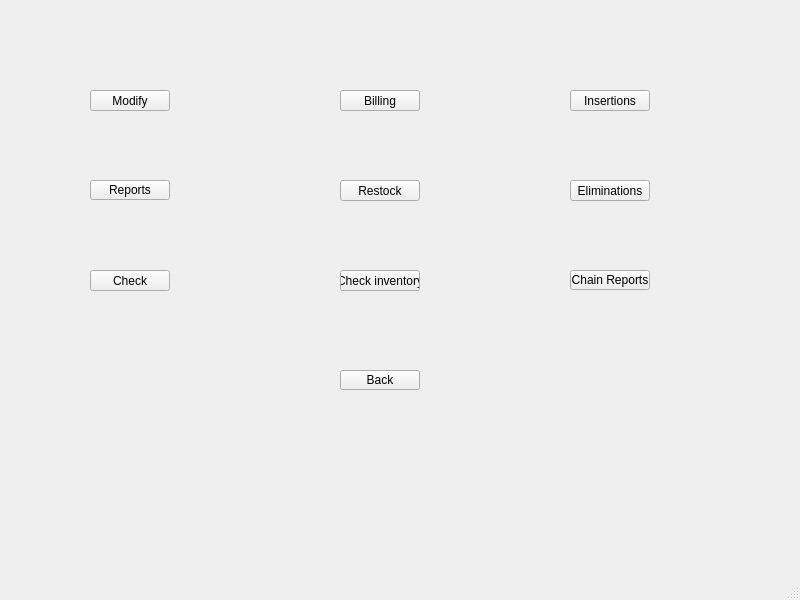
First picture: the form in Admin/menu.ui, repository Corne1401/StrucProject3, before the edit.
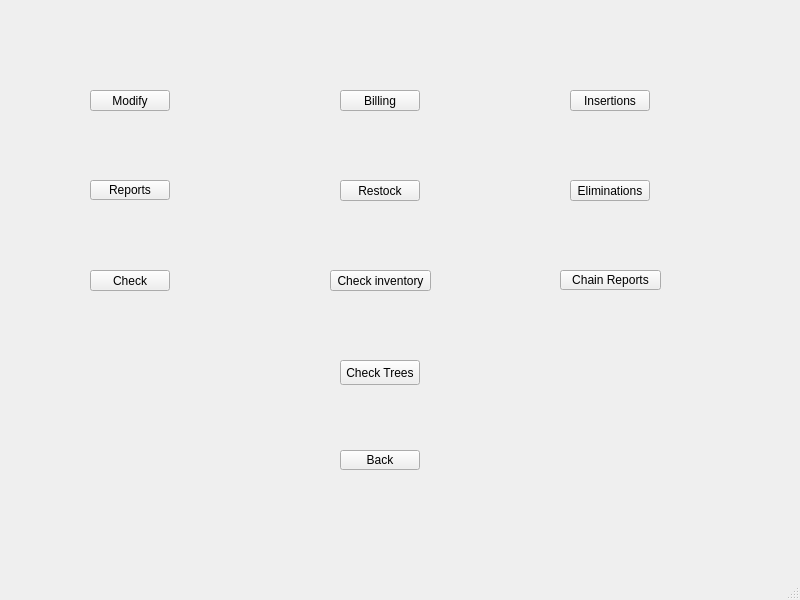
Second picture: the form after the edit.

```diff
--- a/Admin/menu.ui
+++ b/Admin/menu.ui
@@ -44,7 +44,7 @@
     <property name="geometry">
      <rect>
       <x>340</x>
-      <y>370</y>
+      <y>450</y>
       <width>80</width>
       <height>20</height>
      </rect>
@@ -56,9 +56,9 @@
    <widget class="QPushButton" name="chainReports">
     <property name="geometry">
      <rect>
-      <x>570</x>
+      <x>560</x>
       <y>270</y>
-      <width>80</width>
+      <width>101</width>
       <height>20</height>
      </rect>
     </property>
@@ -134,9 +134,9 @@
    <widget class="QPushButton" name="checkInventory">
     <property name="geometry">
      <rect>
-      <x>340</x>
+      <x>330</x>
       <y>270</y>
-      <width>80</width>
+      <width>101</width>
       <height>21</height>
      </rect>
     </property>
@@ -144,6 +144,19 @@
      <string>Check inventory</string>
     </property>
    </widget>
+   <widget class="QPushButton" name="pushButton">
+    <property name="geometry">
+     <rect>
+      <x>340</x>
+      <y>360</y>
+      <width>80</width>
+      <height>25</height>
+     </rect>
+    </property>
+    <property name="text">
+     <string>Check Trees</string>
+    </property>
+   </widget>
   </widget>
   <widget class="QStatusBar" name="statusbar"/>
  </widget>
```
